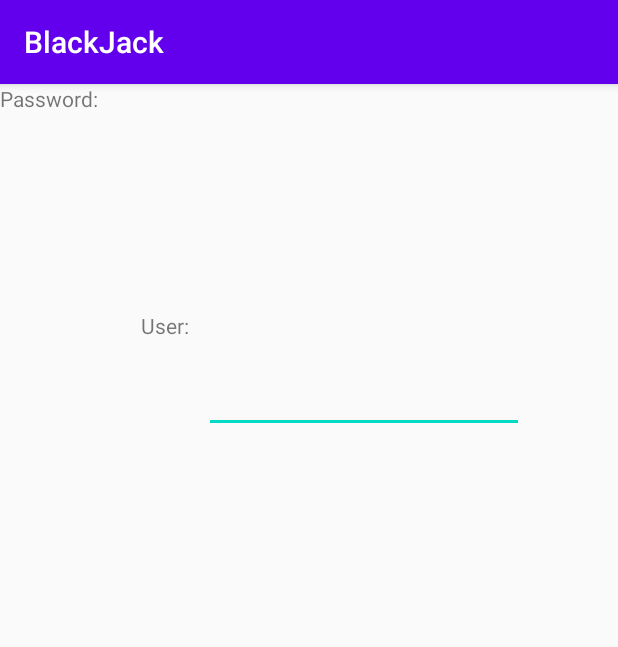
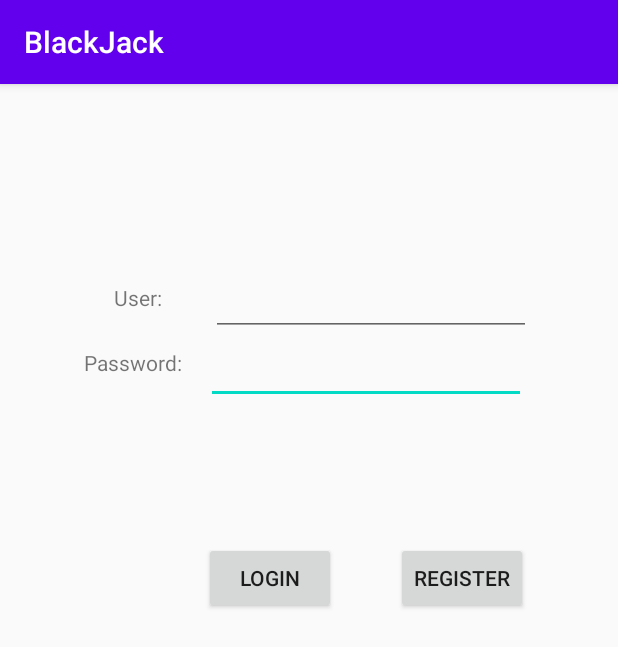
Before and after one commit to RamonBecker/BlackJack, an Android app: the screen it shows after launch (MainActivity), on a phone screen of 412 x 824 dp. Shown: the top 647 px of the screen. Run offline under Robolectric (Android 15) with nearby library versions, the light colour scheme and no system bars.

Commit message:
Criado a classe User e StoreUser

```diff
--- /dev/null
+++ b/app/src/main/java/br/com/entities/StoreUser.java
@@ -0,0 +1,27 @@
+package br.com.entities;
+
+import java.util.ArrayList;
+import java.util.List;
+
+public class StoreUser {
+
+    private List<User> listUser;
+
+    public StoreUser() {
+        this.listUser = new ArrayList<>();
+    }
+
+    public List<User> getListUser() {
+        if (this.listUser == null) {
+            this.listUser = new ArrayList<>();
+        }
+        return listUser;
+    }
+
+    public void setListUser(List<User> listUser) {
+        if (listUser == null) {
+            throw new IllegalArgumentException("Voce não pode passar uma lista vazia");
+        }
+        this.listUser = listUser;
+    }
+}
--- /dev/null
+++ b/app/src/main/java/br/com/entities/User.java
@@ -0,0 +1,6 @@
+package br.com.entities;
+
+public class User {
+    private String name;
+    private String password;
+}
--- a/app/src/main/res/layout/activity_main.xml
+++ b/app/src/main/res/layout/activity_main.xml
@@ -6,44 +6,71 @@
     android:layout_height="match_parent"
     tools:context=".MainActivity">
 
-    <TextView
-        android:id="@+id/labelUser"
-        android:layout_width="wrap_content"
-        android:layout_height="wrap_content"
-        android:text="User:"
-        app:layout_constraintBottom_toBottomOf="parent"
-        app:layout_constraintHorizontal_bias="0.248"
-        app:layout_constraintLeft_toLeftOf="parent"
-        app:layout_constraintRight_toRightOf="parent"
-        app:layout_constraintTop_toTopOf="parent"
-        app:layout_constraintVertical_bias="0.202" />
-
-    <TextView
-        android:id="@+id/textViewUser"
-        android:layout_width="210dp"
-        android:layout_height="23dp"
-        android:layout_marginStart="140dp"
-        android:layout_marginTop="144dp"
-        app:layout_constraintStart_toStartOf="parent"
-        app:layout_constraintTop_toTopOf="parent" />
-
     <EditText
         android:id="@+id/editText"
         android:layout_width="wrap_content"
         android:layout_height="wrap_content"
-        android:layout_marginStart="136dp"
-        android:layout_marginTop="20dp"
+        android:layout_marginStart="16dp"
+        android:layout_marginTop="168dp"
         android:ems="10"
         android:inputType="textPassword"
-        app:layout_constraintStart_toStartOf="parent"
-        app:layout_constraintTop_toBottomOf="@+id/textViewUser" />
+        app:layout_constraintStart_toEndOf="@+id/labelPassword"
+        app:layout_constraintTop_toTopOf="parent" />
 
     <TextView
         android:id="@+id/labelPassword"
         android:layout_width="wrap_content"
         android:layout_height="wrap_content"
-        android:text="Password:"
-        tools:layout_editor_absoluteX="55dp"
-        tools:layout_editor_absoluteY="202dp" />
+        android:layout_marginStart="56dp"
+        android:layout_marginTop="176dp"
+        android:text="@string/password"
+        app:layout_constraintStart_toStartOf="parent"
+        app:layout_constraintTop_toTopOf="parent"
+        tools:ignore="MissingConstraints" />
+
+    <Button
+        android:id="@+id/buttonLogin"
+        android:layout_width="wrap_content"
+        android:layout_height="wrap_content"
+        android:layout_marginStart="136dp"
+        android:layout_marginTop="92dp"
+        android:text="@string/login"
+        app:layout_constraintStart_toStartOf="parent"
+        app:layout_constraintTop_toBottomOf="@+id/editText" />
+
+    <Button
+        android:id="@+id/buttonRegister"
+        android:layout_width="wrap_content"
+        android:layout_height="wrap_content"
+        android:layout_marginStart="40dp"
+        android:layout_marginTop="92dp"
+        android:text="@string/register"
+        app:layout_constraintStart_toEndOf="@+id/buttonLogin"
+        app:layout_constraintTop_toBottomOf="@+id/editText"
+        tools:ignore="MissingConstraints" />
+
+    <TextView
+        android:id="@+id/labelUser"
+        android:layout_width="wrap_content"
+        android:layout_height="wrap_content"
+        android:layout_marginStart="76dp"
+        android:layout_marginBottom="24dp"
+        android:text="@string/user"
+        app:layout_constraintBottom_toTopOf="@+id/labelPassword"
+        app:layout_constraintStart_toStartOf="parent"
+        tools:ignore="MissingConstraints" />
+
+    <EditText
+        android:id="@+id/editName"
+        android:layout_width="wrap_content"
+        android:layout_height="wrap_content"
+        android:layout_marginStart="32dp"
+        android:layout_marginEnd="58dp"
+        android:ems="10"
+        android:inputType="textPersonName"
+        app:layout_constraintBottom_toTopOf="@+id/editText"
+        app:layout_constraintEnd_toEndOf="parent"
+        app:layout_constraintStart_toEndOf="@+id/labelUser" />
+
 
 </androidx.constraintlayout.widget.ConstraintLayout>
--- a/app/src/main/res/values/strings.xml
+++ b/app/src/main/res/values/strings.xml
@@ -1,3 +1,8 @@
 <resources>
     <string name="app_name">BlackJack</string>
+    <string name="user">User:</string>
+    <string name="register">Register</string>
+    <string name="login">Login</string>
+    <string name="password">Password:</string>
+    <string name="digite_o_usu_rio">Digite o usuário</string>
 </resources>
```
